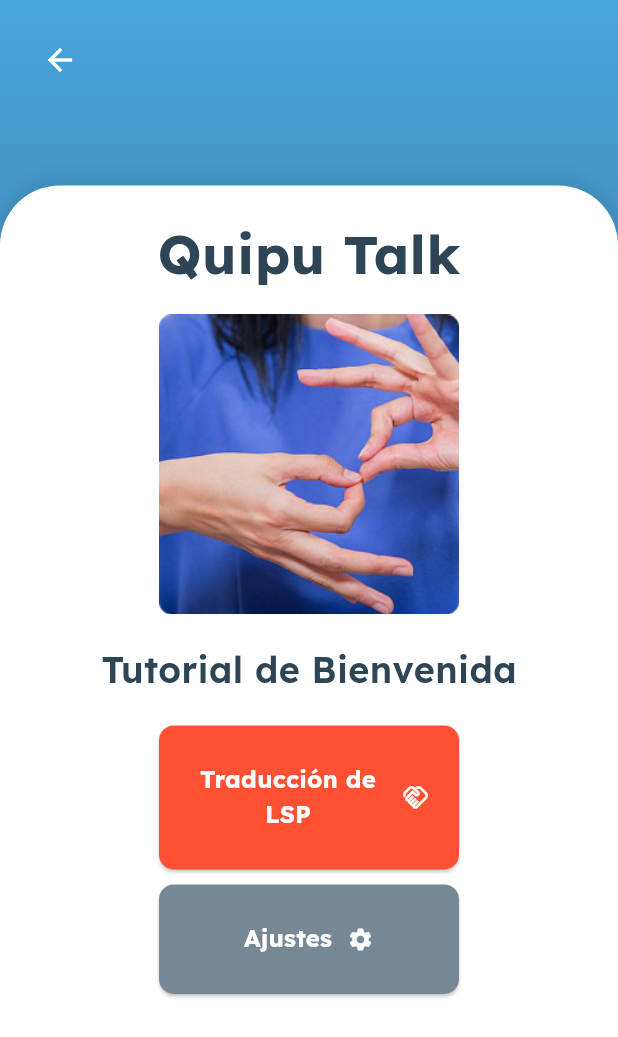
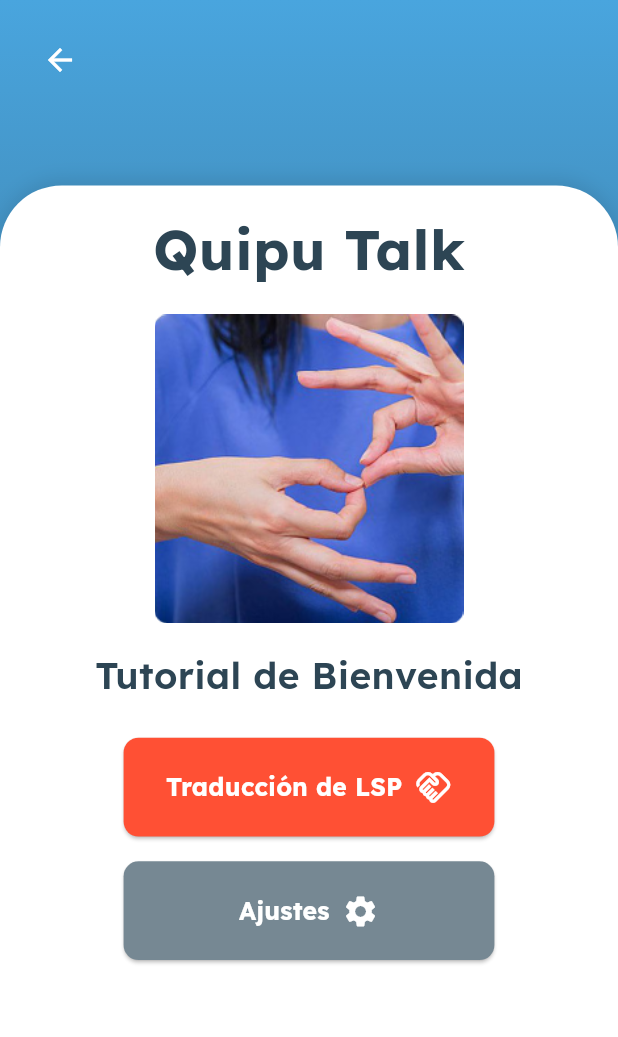
Before and after one commit to QuipuTalk/mobile, a Flutter app: the screen it shows after launch, on a phone screen of 412 x 824 dp. Shown: the top 1037 px of the screen. Run offline on Flutter 3.47's test engine with Material 3 defaults, Android fonts, the light colour scheme and no system bars; our stand-ins replace camera, connectivity_plus, flutter_tts, permission_handler, shared_preferences, speech_to_text and 1 more; missing offline and left inert: video_trimmer.

Commit message:
feat: settings basic voice select screen

```diff
--- a/lib/screens/home_screen.dart
+++ b/lib/screens/home_screen.dart
@@ -4,6 +4,7 @@ import 'package:quiputalk/screens/camera/camera_screen.dart';
 import 'package:shared_preferences/shared_preferences.dart';
 import 'package:flutter/services.dart';
 import 'package:quiputalk/utils/hexadecimal_color.dart';
+import 'package:quiputalk/screens/settings/settings_screen.dart';
 
 class HomeScreen extends StatefulWidget {
   const HomeScreen({super.key});
@@ -99,18 +100,21 @@ class _HomeScreenState extends State<HomeScreen> {
     );
   }
 
-  void _showTranslation() {
-    // Implement the translation viewing functionality here
-    print('Viewing translation');
+  void _navigateToSettings() {
+    Navigator.push(
+      context,
+      MaterialPageRoute(builder: (context) => const SettingsScreen()),
+    );
   }
 
   @override
   Widget build(BuildContext context) {
+    // Obtenemos el tamaño de la pantalla
+    final size = MediaQuery.of(context).size;
+    final heightPadding = size.height * 0.02; // 2% de la altura
+    final buttonWidth = size.width * 0.6; // 60% del ancho de la pantalla
+
     return Scaffold(
-/*      appBar: AppBar(
-        title: const Text('Quipu Talk'),
-        backgroundColor: const Color(0xFF2D4554),
-      ),*/
       body: Container(
         decoration: const BoxDecoration(
             gradient: LinearGradient(
@@ -120,7 +124,7 @@ class _HomeScreenState extends State<HomeScreen> {
                   Color(0xFF49A5DE),
                   Color(0xFF2D4554),
                 ],
-            stops: [0.0,1.0]
+                stops: [0.0, 1.0]
             )
         ),
         child: SafeArea(
@@ -131,7 +135,7 @@ class _HomeScreenState extends State<HomeScreen> {
                   top: 16,
                   child: IconButton(
                       onPressed: _showExitDialog,
-                    icon: const Icon(Icons.arrow_back,color: Colors.white)
+                      icon: const Icon(Icons.arrow_back, color: Colors.white)
                   ),
                 ),
                 Positioned(
@@ -139,61 +143,72 @@ class _HomeScreenState extends State<HomeScreen> {
                   right: 0,
                   bottom: 0,
                   child: RoundedCard(
-                  height: MediaQuery.of(context).size.height * 0.85,
-                  radius: 40,
+                    height: size.height * 0.85,
+                    radius: size.width * 0.1, // 10% del ancho para el radio
+                    child: SingleChildScrollView( // Añadido para evitar overflow en pantallas pequeñas
                       child: Padding(
-                    padding: const EdgeInsets.symmetric(horizontal: 30.0, vertical: 20.0),
+                        padding: EdgeInsets.symmetric(
+                          horizontal: size.width * 0.08, // 8% del ancho
+                          vertical: heightPadding,
+                        ),
                         child: Column(
                           children: <Widget>[
-                        const Text(
+                            Text(
                               'Quipu Talk',
                               style: TextStyle(
-                            fontSize: 36,
+                                fontSize: size.width * 0.09, // 9% del ancho
                                 fontWeight: FontWeight.bold,
-                            color: Color(0xFF2D4554),
+                                color: const Color(0xFF2D4554),
                               ),
                             ),
-                        const SizedBox( height: 15),
+                            SizedBox(height: heightPadding),
                             if(_isFirstTime) ...[
                               Image.asset(
                                 'assets/welcome_image.png',
-                            height: 200,
+                                height: size.height * 0.25, // 25% de la altura
+                                width: size.width * 0.8, // 80% del ancho
+                                fit: BoxFit.contain,
                               ),
-                          const SizedBox(height: 20),
-                          const Text(
+                              SizedBox(height: heightPadding),
+                              Text(
                                 'Tutorial de Bienvenida',
                                 style: TextStyle(
-                              fontSize: 24,
+                                  fontSize: size.width * 0.06, // 6% del ancho
                                   fontWeight: FontWeight.w600,
-                              color: Color(0xFF2D4554),
+                                  color: const Color(0xFF2D4554),
                                 ),
                               ),
                             ] else ...[
-                          const SizedBox(height: 30),
+                              SizedBox(height: heightPadding),
                               Image.asset(
-                            'assets/welcome_image_2.png', // Asegúrate de tener la imagen en el directorio correcto
-                            height: 200,
+                                'assets/welcome_image_2.png',
+                                height: size.height * 0.25,
+                                width: size.width * 0.8,
+                                fit: BoxFit.contain,
                               ),
                             ],
-                        const SizedBox(height: 20),
+                            SizedBox(height: heightPadding * 1.5),
                             SizedBox(
-                          width: 200,
+                              width: buttonWidth,
                               child: _buildButton(
                                 'Traducción de LSP',
                                 Icons.handshake_outlined,
                                 _navigateToCameraScreen,
-                              HexColor.fromHex("#FF5034")),
+                                HexColor.fromHex("#FF5034"),
                               ),
-                        const SizedBox(height: 10),
+                            ),
+                            SizedBox(height: heightPadding),
                             SizedBox(
-                          width: 200,
+                              width: buttonWidth,
                               child: _buildButton(
                                 'Ajustes',
-                              Icons.settings, () {},
-                              HexColor.fromHex("#768893")),
+                                Icons.settings,
+                                _navigateToSettings,
+                                HexColor.fromHex("#768893"),
                               ),
-
+                            ),
                           ],
+                        ),
                       ),
                     ),
                   ),
@@ -205,40 +220,45 @@ class _HomeScreenState extends State<HomeScreen> {
     );
   }
 
-
   Widget _buildButton(
       String text, IconData icon, VoidCallback onPressed, Color color) {
     return ElevatedButton(
       onPressed: _isConnected ? onPressed : null,
       style: ElevatedButton.styleFrom(
         backgroundColor: color,
-        padding: const EdgeInsets.symmetric(vertical: 25, horizontal: 20),
+        padding: EdgeInsets.symmetric(
+          vertical: MediaQuery.of(context).size.height * 0.025,
+          horizontal: MediaQuery.of(context).size.width * 0.05,
+        ),
         shape: RoundedRectangleBorder(
           borderRadius: BorderRadius.circular(10),
         ),
       ),
       child: Row(
-        mainAxisSize: MainAxisSize.min, // Añadido para evitar que el Row tome todo el espacio
+        mainAxisSize: MainAxisSize.min,
         mainAxisAlignment: MainAxisAlignment.center,
         children: [
-          Flexible( // Añadido Flexible para permitir que el texto se ajuste si es necesario
+          Flexible(
             child: Text(
               text,
               textAlign: TextAlign.center,
-              style: const TextStyle(
+              style: TextStyle(
                 color: Colors.white,
-                fontSize: 16,
+                fontSize: MediaQuery.of(context).size.width * 0.04, // 4% del ancho
                 fontWeight: FontWeight.bold,
               ),
             ),
           ),
-          const SizedBox(width: 10),
-          Icon(icon, color: Colors.white),
+          SizedBox(width: MediaQuery.of(context).size.width * 0.02),
+          Icon(
+            icon,
+            color: Colors.white,
+            size: MediaQuery.of(context).size.width * 0.06, // 6% del ancho
+          ),
         ],
       ),
     );
   }
-
 
 }
 
```
Also changed, not shown: lib/screens/settings/settings_screen.dart (added, +160 -0 lines). Lines whose indentation alone changed are shown as unchanged.
